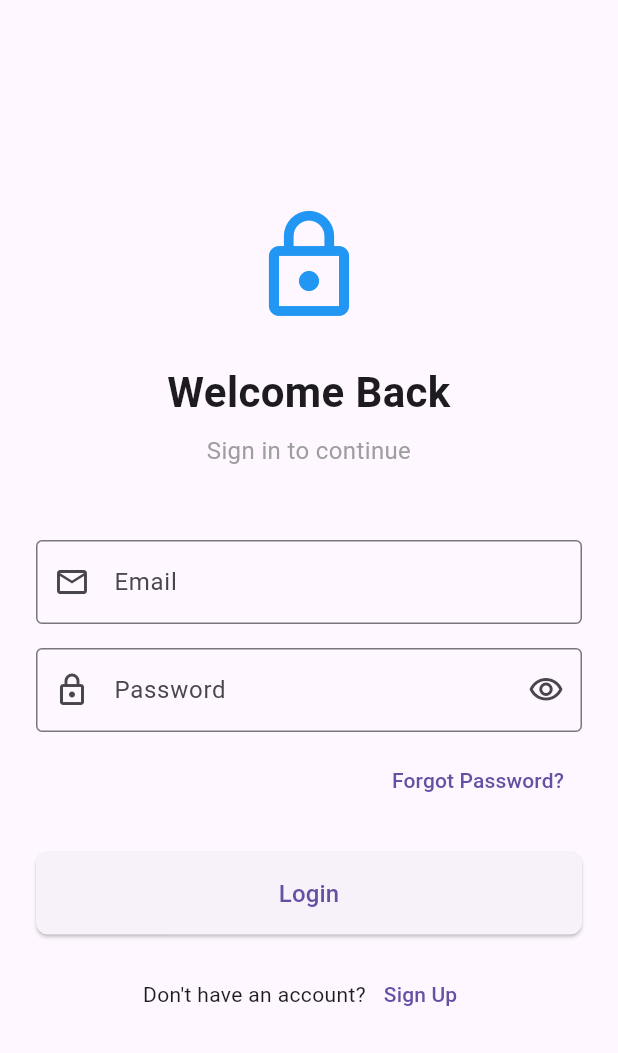
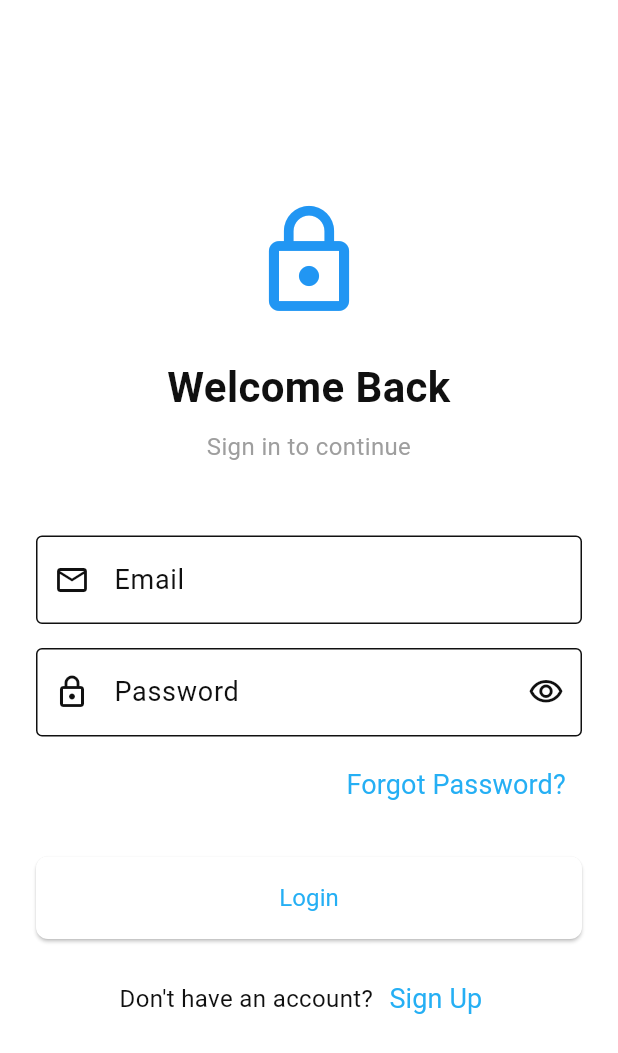
Before and after one commit to Blarc/bunch-up, a Flutter app: the screen it shows after launch, on a phone screen of 412 x 824 dp. Shown: the top 1053 px of the screen. Run offline on Flutter 3.47's test engine with Material 3 defaults, Android fonts, the phone set to English and light mode, and no system bars; our stand-ins replace firebase_auth, firebase_core, go_router, google_fonts, google_sign_in; accounts and stored records are empty.

Commit message:
feat: add core themes, localization and dimensions

```diff
--- a/lib/main.dart
+++ b/lib/main.dart
@@ -1,8 +1,11 @@
 import 'package:bunchup/firebase_options.dart';
 import 'package:bunchup/main_development.dart' as development;
 import 'package:bunchup/routing/router.dart';
+import 'package:bunchup/ui/core/localization/applocalization.dart';
+import 'package:bunchup/ui/core/themes/theme.dart';
 import 'package:firebase_core/firebase_core.dart';
 import 'package:flutter/material.dart';
+import 'package:flutter_localizations/flutter_localizations.dart';
 import 'package:provider/provider.dart';
 
 void main() async {
@@ -18,15 +21,14 @@ class MainApp extends StatelessWidget {
   @override
   Widget build(BuildContext context) {
     return MaterialApp.router(
-      // localizationsDelegates: [
-      //   GlobalWidgetsLocalizations.delegate,
-      //   GlobalMaterialLocalizations.delegate,
-      //   AppLocalizationDelegate(),
-      // ],
+      localizationsDelegates: [
+        GlobalWidgetsLocalizations.delegate,
+        GlobalMaterialLocalizations.delegate,
+        AppLocalizationDelegate(),
+      ],
       // scrollBehavior: AppCustomScrollBehavior(),
-      // theme: AppTheme.lightTheme,
-      // darkTheme: AppTheme.darkTheme,
-      // themeMode: ThemeMode.system,
+      theme: AppTheme.lightTheme,
+      darkTheme: AppTheme.darkTheme,
       routerConfig: router(context.read()),
     );
   }
--- /dev/null
+++ b/lib/ui/core/localization/applocalization.dart
@@ -0,0 +1,45 @@
+import 'package:flutter/foundation.dart';
+import 'package:flutter/material.dart';
+
+class AppLocalization {
+  static AppLocalization of(BuildContext context) {
+    return Localizations.of(context, AppLocalization)!;
+  }
+
+  static const _strings = <String, String>{
+    'close': 'Close',
+    'confirm': 'Confirm',
+    'login': 'Login',
+    'tryAgain': 'Try again',
+    'profile.edit.button': 'Edit profile'
+  };
+
+  // If string for "label" does not exist, will show "[LABEL]"
+  static String _get(String label) =>
+      _strings[label] ?? '[${label.toUpperCase()}]';
+
+  String get close => _get('close');
+
+  String get confirm => _get('confirm');
+
+  String get login => _get('login');
+
+  String get tryAgain => _get('tryAgain');
+
+  String get profileEditButton => _get('profile.edit.button');
+
+}
+
+class AppLocalizationDelegate extends LocalizationsDelegate<AppLocalization> {
+  @override
+  bool isSupported(Locale locale) => locale.languageCode == 'en';
+
+  @override
+  Future<AppLocalization> load(Locale locale) {
+    return SynchronousFuture(AppLocalization());
+  }
+
+  @override
+  bool shouldReload(covariant LocalizationsDelegate<AppLocalization> old) =>
+      false;
+}
--- /dev/null
+++ b/lib/ui/core/themes/colors.dart
@@ -0,0 +1,39 @@
+import 'package:flutter/material.dart';
+
+abstract final class AppColors {
+  static const blue1 = Color(0xFF25AFF4);
+  static const black1 = Color(0xFF101010);
+  static const white1 = Color(0xFFFFF7FA);
+  static const grey1 = Color(0xFFF2F2F2);
+  static const grey2 = Color(0xFF4D4D4D);
+  static const grey3 = Color(0xFFA4A4A4);
+  static const whiteTransparent = Color(
+    0x4DFFFFFF,
+  ); // Figma rgba(255, 255, 255, 0.3)
+  static const blackTransparent = Color(0x4D000000);
+  static const red1 = Color(0xFFE74C3C);
+
+  static const lightColorScheme = ColorScheme(
+    brightness: Brightness.light,
+    primary: AppColors.blue1,
+    onPrimary: AppColors.white1,
+    secondary: AppColors.black1,
+    onSecondary: AppColors.white1,
+    surface: Colors.white,
+    onSurface: AppColors.black1,
+    error: Colors.white,
+    onError: Colors.red,
+  );
+
+  static const darkColorScheme = ColorScheme(
+    brightness: Brightness.dark,
+    primary: AppColors.blue1,
+    onPrimary: AppColors.black1,
+    secondary: AppColors.white1,
+    onSecondary: AppColors.black1,
+    surface: AppColors.black1,
+    onSurface: Colors.white,
+    error: Colors.black,
+    onError: AppColors.red1,
+  );
+}
--- /dev/null
+++ b/lib/ui/core/themes/theme.dart
@@ -0,0 +1,66 @@
+import 'package:bunchup/ui/core/themes/colors.dart';
+import 'package:flutter/material.dart';
+
+abstract final class AppTheme {
+  static const _textTheme = TextTheme(
+    headlineLarge: TextStyle(fontSize: 32, fontWeight: FontWeight.w500),
+    headlineSmall: TextStyle(fontSize: 18, fontWeight: FontWeight.w400),
+    titleMedium: TextStyle(fontSize: 18, fontWeight: FontWeight.w500),
+    bodyLarge: TextStyle(fontSize: 18, fontWeight: FontWeight.w400),
+    bodyMedium: TextStyle(fontSize: 16, fontWeight: FontWeight.w400),
+    bodySmall: TextStyle(
+      fontSize: 14,
+      fontWeight: FontWeight.w400,
+      color: AppColors.grey3,
+    ),
+    labelSmall: TextStyle(
+      fontSize: 10,
+      fontWeight: FontWeight.w500,
+      color: AppColors.grey3,
+    ),
+    labelLarge: TextStyle(
+      fontSize: 18,
+      fontWeight: FontWeight.w400,
+      color: AppColors.grey3,
+    ),
+  );
+
+  static const _inputDecorationTheme = InputDecorationTheme(
+    hintStyle: TextStyle(
+      // grey3 works for both light and dark themes
+      color: AppColors.grey3,
+      fontSize: 18,
+      fontWeight: FontWeight.w400,
+    ),
+  );
+
+  static ThemeData lightTheme = ThemeData(
+    brightness: Brightness.light,
+    colorScheme: AppColors.lightColorScheme,
+    textTheme: _textTheme,
+    inputDecorationTheme: _inputDecorationTheme,
+    // Ignored because extensions is currently empty
+    // ignore: prefer_const_literals_to_create_immutables
+    extensions: [
+      // TagChipTheme(
+      //   chipColor: AppColors.whiteTransparent,
+      //   onChipColor: Colors.white,
+      // ),
+    ],
+  );
+
+  static ThemeData darkTheme = ThemeData(
+    brightness: Brightness.dark,
+    colorScheme: AppColors.darkColorScheme,
+    textTheme: _textTheme,
+    inputDecorationTheme: _inputDecorationTheme,
+    // Ignored because extensions is currently empty
+    // ignore: prefer_const_literals_to_create_immutables
+    extensions: [
+      // TagChipTheme(
+      //   chipColor: AppColors.blackTransparent,
+      //   onChipColor: Colors.white,
+      // ),
+    ],
+  );
+}
--- a/pubspec.yaml
+++ b/pubspec.yaml
@@ -29,6 +29,8 @@ environment:
 # versions available, run `flutter pub outdated`.
 dependencies:
   flutter:
+    sdk: flutter
+  flutter_localizations:
     sdk: flutter
   google_fonts: ^6.3.2
 
```
Also changed, not shown: lib/ui/core/themes/dimensions.dart (added, +67 -0 lines), lib/ui/profile/profile.dart (+43 -13 lines), pubspec.lock, 1 other file.
